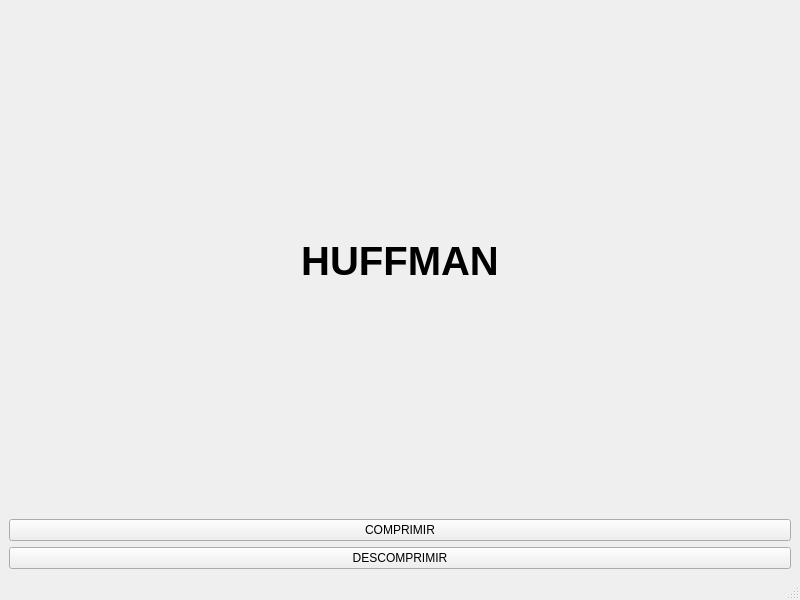
This is menu_inicial.ui in BrunoGeorgevich/Project-Huffman as Qt 5 draws it before an edit. The edited form follows.
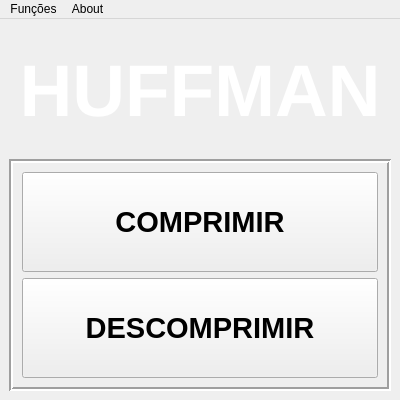
This is the edited form.

What changed in the file:
```diff
--- a/menu_inicial.ui
+++ b/menu_inicial.ui
@@ -6,24 +6,27 @@
    <rect>
     <x>0</x>
     <y>0</y>
-    <width>800</width>
-    <height>600</height>
+    <width>400</width>
+    <height>400</height>
    </rect>
   </property>
   <property name="windowTitle">
    <string>MainWindow</string>
   </property>
   <widget class="QWidget" name="centralwidget">
-   <layout class="QVBoxLayout" name="verticalLayout">
+   <layout class="QVBoxLayout" name="verticalLayout_2">
     <item>
      <widget class="QLabel" name="label">
       <property name="font">
        <font>
-        <pointsize>30</pointsize>
+        <pointsize>55</pointsize>
         <weight>75</weight>
         <bold>true</bold>
        </font>
       </property>
+      <property name="styleSheet">
+       <string notr="true">color : white</string>
+      </property>
       <property name="text">
        <string>HUFFMAN</string>
       </property>
@@ -33,17 +36,70 @@
      </widget>
     </item>
     <item>
-     <widget class="QPushButton" name="pushButton">
-      <property name="text">
-       <string>COMPRIMIR</string>
+     <widget class="QFrame" name="frame">
+      <property name="frameShape">
+       <enum>QFrame::Box</enum>
       </property>
-     </widget>
-    </item>
-    <item>
-     <widget class="QPushButton" name="pushButton_2">
-      <property name="text">
-       <string>DESCOMPRIMIR</string>
+      <property name="frameShadow">
+       <enum>QFrame::Sunken</enum>
       </property>
+      <property name="lineWidth">
+       <number>2</number>
+      </property>
+      <layout class="QVBoxLayout" name="verticalLayout">
+       <item>
+        <widget class="QPushButton" name="pushButton">
+         <property name="minimumSize">
+          <size>
+           <width>0</width>
+           <height>100</height>
+          </size>
+         </property>
+         <property name="font">
+          <font>
+           <pointsize>22</pointsize>
+           <weight>75</weight>
+           <bold>true</bold>
+          </font>
+         </property>
+         <property name="text">
+          <string>COMPRIMIR</string>
+         </property>
+        </widget>
+       </item>
+       <item>
+        <widget class="QPushButton" name="pushButton_2">
+         <property name="minimumSize">
+          <size>
+           <width>0</width>
+           <height>100</height>
+          </size>
+         </property>
+         <property name="font">
+          <font>
+           <pointsize>22</pointsize>
+           <weight>75</weight>
+           <bold>true</bold>
+          </font>
+         </property>
+         <property name="cursor">
+          <cursorShape>IBeamCursor</cursorShape>
+         </property>
+         <property name="text">
+          <string>DESCOMPRIMIR</string>
+         </property>
+         <property name="autoDefault">
+          <bool>false</bool>
+         </property>
+         <property name="default">
+          <bool>false</bool>
+         </property>
+         <property name="flat">
+          <bool>false</bool>
+         </property>
+        </widget>
+       </item>
+      </layout>
      </widget>
     </item>
    </layout>
@@ -53,12 +109,51 @@
     <rect>
      <x>0</x>
      <y>0</y>
-     <width>800</width>
+     <width>400</width>
      <height>25</height>
     </rect>
    </property>
+   <widget class="QMenu" name="menuFun_es">
+    <property name="title">
+     <string>Funções</string>
+    </property>
+    <addaction name="separator"/>
+    <addaction name="actionComprimir"/>
+    <addaction name="separator"/>
+    <addaction name="actionDescomprimir"/>
+    <addaction name="separator"/>
+    <addaction name="actionSair"/>
+   </widget>
+   <widget class="QMenu" name="menuAbout">
+    <property name="title">
+     <string>About</string>
+    </property>
+    <addaction name="separator"/>
+    <addaction name="actionDevelopment"/>
+   </widget>
+   <addaction name="menuFun_es"/>
+   <addaction name="menuAbout"/>
   </widget>
-  <widget class="QStatusBar" name="statusbar"/>
+  <action name="actionComprimir">
+   <property name="text">
+    <string>Comprimir</string>
+   </property>
+  </action>
+  <action name="actionDescomprimir">
+   <property name="text">
+    <string>Descomprimir</string>
+   </property>
+  </action>
+  <action name="actionDevelopment">
+   <property name="text">
+    <string>Developer</string>
+   </property>
+  </action>
+  <action name="actionSair">
+   <property name="text">
+    <string>Sair</string>
+   </property>
+  </action>
  </widget>
  <resources/>
  <connections/>
```
Left out of the diff: 2 changed lines with no effect on the pictures.
